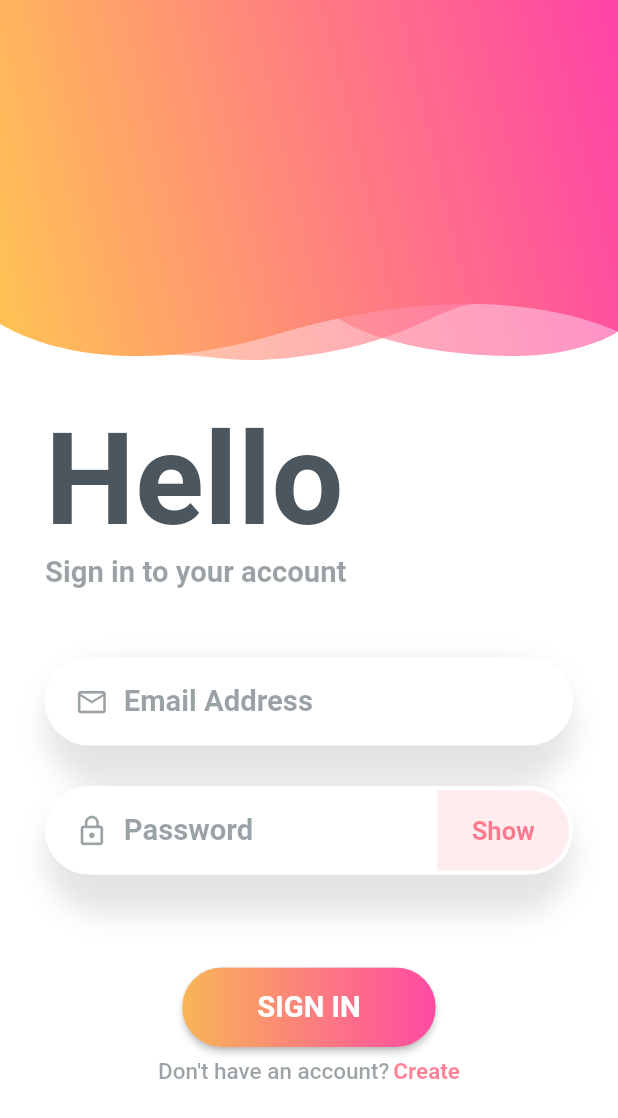
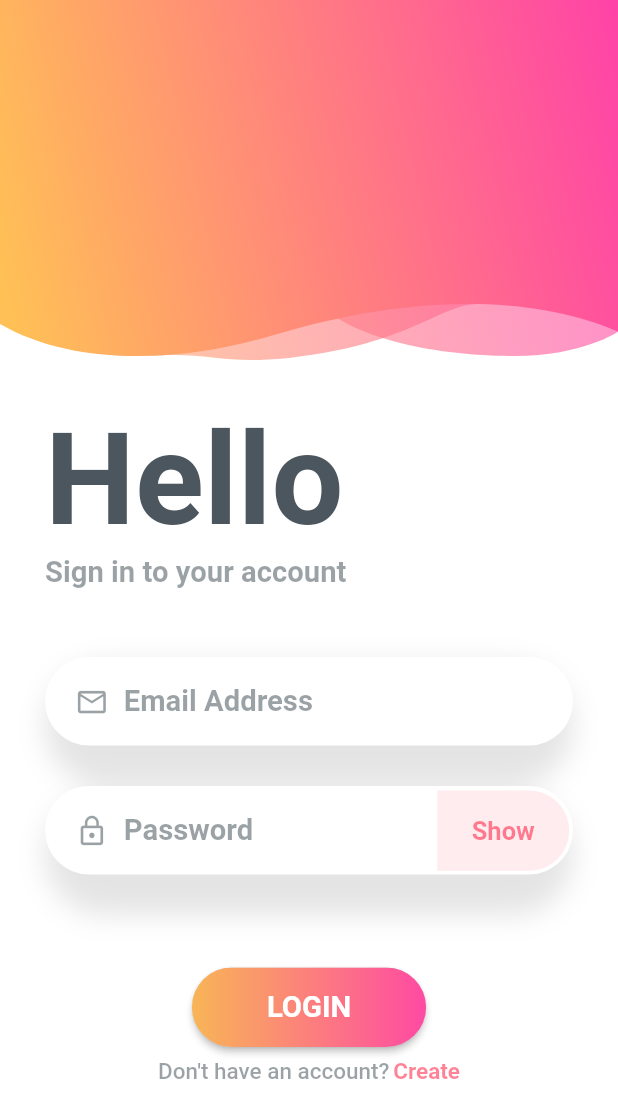
Before and after one commit to MAlazhariy/keefak_social-app, a Flutter app: the screen it shows after launch, on a phone screen of 412 x 824 dp. Shown: the top 1118 px of the screen. Run offline on Flutter 3.47's test engine with Material 2 defaults, Android fonts, the phone set to English and light mode, and no system bars; our stand-ins replace cloud_firestore, firebase_auth, firebase_core, firebase_messaging, firebase_storage, flutter_bloc and 4 more; accounts and stored records are empty.

```diff
--- a/lib/modules/social_login/login_cubit/login_cubit.dart
+++ b/lib/modules/social_login/login_cubit/login_cubit.dart
@@ -43,7 +43,7 @@ class SocialLoginCubit extends Cubit<SocialLoginStates> {
     emit(SocialLoginChangeColor());
   }
 
-  void signIn({
+  void login({
     required String email,
     required String password,
   }) {
--- a/lib/modules/social_login/login_screen.dart
+++ b/lib/modules/social_login/login_screen.dart
@@ -234,7 +234,7 @@ class SocialLoginScreen extends StatelessWidget {
                               RaisedButton(
                                 onPressed: () {
                                   if (formKey.currentState!.validate()) {
-                                    cubit.signIn(
+                                    cubit.login(
                                       email: emailController.text,
                                       password: passwordController.text,
                                     );
@@ -269,7 +269,7 @@ class SocialLoginScreen extends StatelessWidget {
                                     ),
                                     child: (state is! SocialLoginLoading)
                                         ? Text(
-                                            'SIGN IN',
+                                            'LOGIN',
                                             style: Theme.of(context)
                                                 .textTheme
                                                 .headline2!
@@ -280,8 +280,7 @@ class SocialLoginScreen extends StatelessWidget {
                                                 ),
                                           )
                                         : const Padding(
-                                            padding: EdgeInsets.symmetric(
-                                                horizontal: 22.4),
+                                            padding: EdgeInsets.symmetric(horizontal: 22.4),
                                             child: SizedBox(
                                               height: 23,
                                               width: 23,
```
Also changed, not shown: 22 other files.
